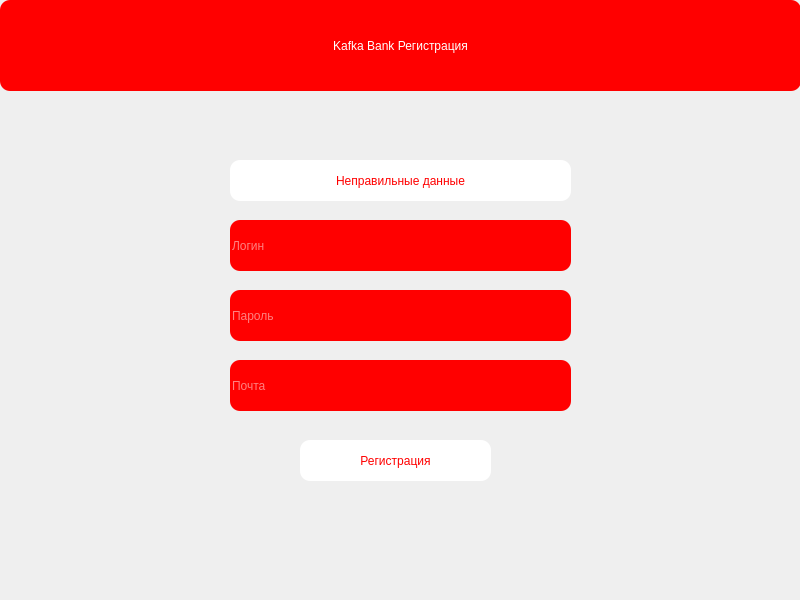
The window that signup.ui (Azibek44/hmrk7) describes before a commit, drawn with Qt 5.
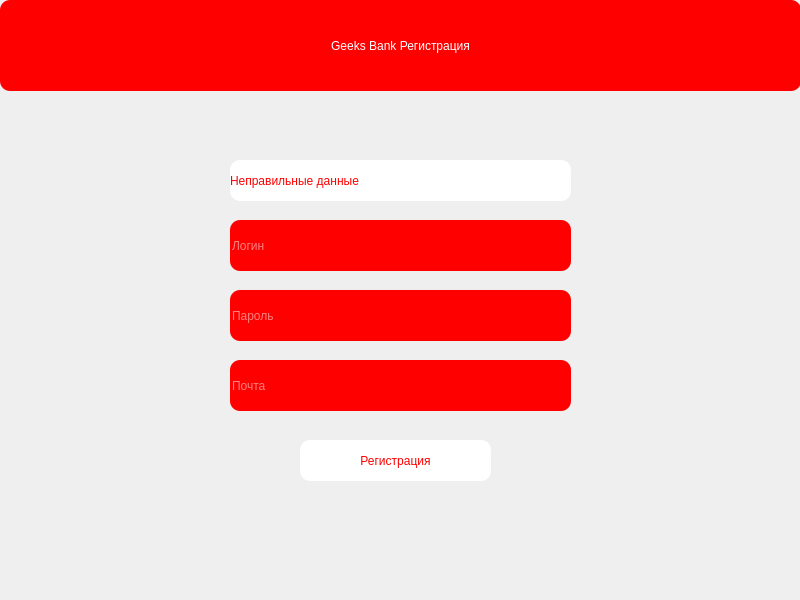
The same window after the commit.

```diff
--- a/signup.ui
+++ b/signup.ui
@@ -29,7 +29,7 @@
 border-radius: 10px;</string>
    </property>
    <property name="text">
-    <string>Kafka Bank Регистрация</string>
+    <string>Geeks Bank Регистрация</string>
    </property>
    <property name="alignment">
     <set>Qt::AlignCenter</set>
@@ -129,9 +129,6 @@
    <property name="text">
     <string>Неправильные данные</string>
    </property>
-   <property name="alignment">
-    <set>Qt::AlignCenter</set>
-   </property>
   </widget>
  </widget>
  <resources/>
```
Left out of the diff: 2 changed lines with no effect on the pictures.
